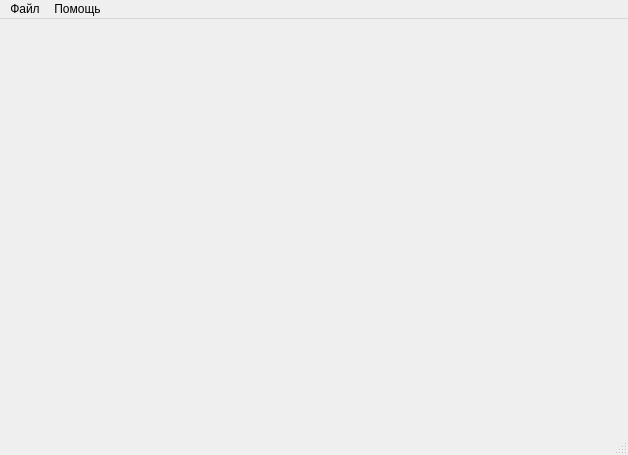
Before: the Qt Designer form rdo/app/rdo_studio/branches/dev_qt/res/ui/main_window.ui in aurusov/rdo_studio, drawn with Qt 5.
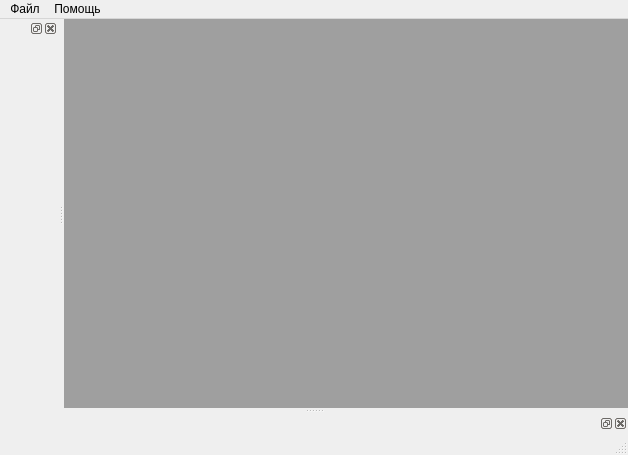
After: the same form once the commit is applied. Icons and pictures are not drawn.

Commit message: - добавлена QMdiArea  - добавлены QDockWidget

The edit to the form file:
```diff
--- a/rdo/app/rdo_studio/branches/dev_qt/res/ui/main_window.ui
+++ b/rdo/app/rdo_studio/branches/dev_qt/res/ui/main_window.ui
@@ -17,7 +17,19 @@
    <iconset resource="../rdo_studio.qrc">
     <normaloff>:/images/images/logo.png</normaloff>:/images/images/logo.png</iconset>
   </property>
-  <widget class="QWidget" name="centralwidget"/>
+  <widget class="QWidget" name="centralwidget">
+   <layout class="QVBoxLayout" name="verticalLayout">
+    <property name="spacing">
+     <number>0</number>
+    </property>
+    <property name="margin">
+     <number>0</number>
+    </property>
+    <item>
+     <widget class="QMdiArea" name="mdiArea"/>
+    </item>
+   </layout>
+  </widget>
   <widget class="QStatusBar" name="statusbar"/>
   <widget class="QMenuBar" name="menubar">
    <property name="geometry">
@@ -54,6 +66,18 @@
    <addaction name="menuFile"/>
    <addaction name="menuHelp"/>
   </widget>
+  <widget class="QDockWidget" name="workspaceDockWidget">
+   <attribute name="dockWidgetArea">
+    <number>1</number>
+   </attribute>
+   <widget class="QWidget" name="workspaceDockWidgetContent"/>
+  </widget>
+  <widget class="QDockWidget" name="outputDockWidget">
+   <attribute name="dockWidgetArea">
+    <number>8</number>
+   </attribute>
+   <widget class="QWidget" name="outputDockWidgetContents"/>
+  </widget>
   <action name="actFileNew">
    <property name="text">
     <string>Новая модель...</string>
```
The commit also changes 1 other file.
